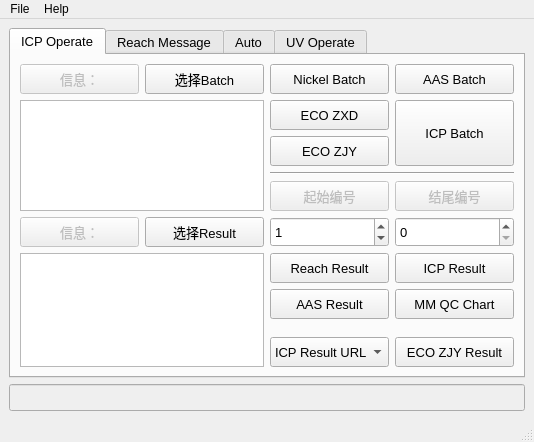
This is pyqt5_test/ICP_Operate_All.ui in chen-huai/work as Qt 5 draws it before an edit. The edited form follows.
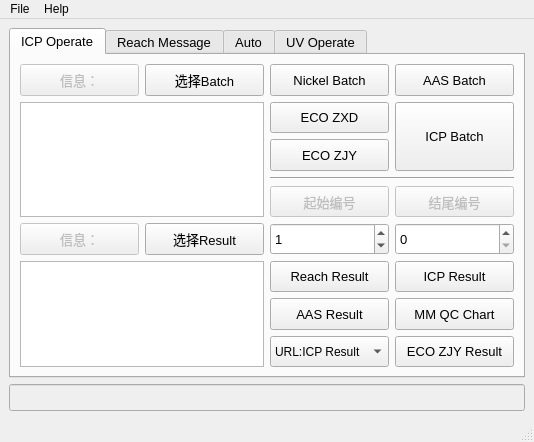
This is the edited form. Icons and pictures are not drawn.

Commit message: ECO中迅德模板生成

The edit to the form file:
```diff
--- a/pyqt5_test/ICP_Operate_All.ui
+++ b/pyqt5_test/ICP_Operate_All.ui
@@ -39,83 +39,6 @@
           <string>ICP Operate</string>
          </attribute>
          <layout class="QGridLayout" name="gridLayout_2">
-          <item row="4" column="3">
-           <widget class="QPushButton" name="pushButton_35">
-            <property name="enabled">
-             <bool>false</bool>
-            </property>
-            <property name="sizePolicy">
-             <sizepolicy hsizetype="Expanding" vsizetype="Expanding">
-              <horstretch>0</horstretch>
-              <verstretch>0</verstretch>
-             </sizepolicy>
-            </property>
-            <property name="font">
-             <font>
-              <pointsize>10</pointsize>
-             </font>
-            </property>
-            <property name="text">
-             <string>起始编号</string>
-            </property>
-           </widget>
-          </item>
-          <item row="3" column="3" colspan="2">
-           <widget class="Line" name="line">
-            <property name="font">
-             <font>
-              <pointsize>10</pointsize>
-              <weight>50</weight>
-              <bold>false</bold>
-             </font>
-            </property>
-            <property name="orientation">
-             <enum>Qt::Horizontal</enum>
-            </property>
-           </widget>
-          </item>
-          <item row="8" column="4">
-           <widget class="QPushButton" name="pushButton_30">
-            <property name="sizePolicy">
-             <sizepolicy hsizetype="Expanding" vsizetype="Expanding">
-              <horstretch>0</horstretch>
-              <verstretch>0</verstretch>
-             </sizepolicy>
-            </property>
-            <property name="font">
-             <font>
-              <pointsize>10</pointsize>
-             </font>
-            </property>
-            <property name="statusTip">
-             <string>填写ICP的QC Chart</string>
-            </property>
-            <property name="text">
-             <string>MM QC Chart</string>
-            </property>
-           </widget>
-          </item>
-          <item row="0" column="1">
-           <widget class="QPushButton" name="pushButton_29">
-            <property name="sizePolicy">
-             <sizepolicy hsizetype="Expanding" vsizetype="Expanding">
-              <horstretch>0</horstretch>
-              <verstretch>0</verstretch>
-             </sizepolicy>
-            </property>
-            <property name="font">
-             <font>
-              <pointsize>10</pointsize>
-             </font>
-            </property>
-            <property name="statusTip">
-             <string>选择需要获取的Batch</string>
-            </property>
-            <property name="text">
-             <string>选择Batch</string>
-            </property>
-           </widget>
-          </item>
           <item row="0" column="0">
            <widget class="QPushButton" name="pushButton_28">
             <property name="enabled">
@@ -137,8 +60,8 @@
             </property>
            </widget>
           </item>
-          <item row="7" column="4">
-           <widget class="QPushButton" name="pushButton_27">
+          <item row="0" column="1">
+           <widget class="QPushButton" name="pushButton_29">
             <property name="sizePolicy">
              <sizepolicy hsizetype="Expanding" vsizetype="Expanding">
               <horstretch>0</horstretch>
@@ -157,12 +80,12 @@
              <string>将CSV转化成DCU使用的TXT格式</string>
             </property>
             <property name="text">
-             <string>ICP Result</string>
+             <string>选择Batch</string>
             </property>
            </widget>
           </item>
-          <item row="1" column="4" rowspan="2">
-           <widget class="QPushButton" name="pushButton_21">
+          <item row="0" column="2">
+           <widget class="QPushButton" name="pushButton_22">
             <property name="sizePolicy">
              <sizepolicy hsizetype="Expanding" vsizetype="Expanding">
               <horstretch>0</horstretch>
@@ -181,35 +104,11 @@
              <string>获取Sample ID，并导出TXT</string>
             </property>
             <property name="text">
-             <string>ICP Batch</string>
+             <string>Nickel Batch</string>
             </property>
            </widget>
           </item>
-          <item row="1" column="3">
-           <widget class="QPushButton" name="pushButton_24">
-            <property name="sizePolicy">
-             <sizepolicy hsizetype="Expanding" vsizetype="Expanding">
-              <horstretch>0</horstretch>
-              <verstretch>0</verstretch>
-             </sizepolicy>
-            </property>
-            <property name="font">
-             <font>
-              <pointsize>10</pointsize>
-             </font>
-            </property>
-            <property name="toolTip">
-             <string/>
-            </property>
-            <property name="statusTip">
-             <string>获取Sample ID，按中迅德要求生成Batch单</string>
-            </property>
-            <property name="text">
-             <string>ECO ZXD</string>
-            </property>
-           </widget>
-          </item>
-          <item row="0" column="4">
+          <item row="0" column="3">
            <widget class="QPushButton" name="pushButton_23">
             <property name="sizePolicy">
              <sizepolicy hsizetype="Expanding" vsizetype="Expanding">
@@ -233,7 +132,44 @@
             </property>
            </widget>
           </item>
-          <item row="2" column="3">
+          <item row="1" column="0" rowspan="4" colspan="2">
+           <widget class="QTextBrowser" name="textBrowser_3">
+            <property name="sizePolicy">
+             <sizepolicy hsizetype="Ignored" vsizetype="Ignored">
+              <horstretch>0</horstretch>
+              <verstretch>0</verstretch>
+             </sizepolicy>
+            </property>
+            <property name="statusTip">
+             <string>选择Barch的文件信息</string>
+            </property>
+           </widget>
+          </item>
+          <item row="1" column="2">
+           <widget class="QPushButton" name="pushButton_24">
+            <property name="sizePolicy">
+             <sizepolicy hsizetype="Expanding" vsizetype="Expanding">
+              <horstretch>0</horstretch>
+              <verstretch>0</verstretch>
+             </sizepolicy>
+            </property>
+            <property name="font">
+             <font>
+              <pointsize>10</pointsize>
+             </font>
+            </property>
+            <property name="toolTip">
+             <string/>
+            </property>
+            <property name="statusTip">
+             <string>获取Sample ID，按中迅德要求生成Batch单</string>
+            </property>
+            <property name="text">
+             <string>ECO ZXD</string>
+            </property>
+           </widget>
+          </item>
+          <item row="2" column="2">
            <widget class="QPushButton" name="pushButton_25">
             <property name="sizePolicy">
              <sizepolicy hsizetype="Expanding" vsizetype="Expanding">
@@ -257,32 +193,25 @@
             </property>
            </widget>
           </item>
-          <item row="0" column="3">
-           <widget class="QPushButton" name="pushButton_22">
-            <property name="sizePolicy">
-             <sizepolicy hsizetype="Expanding" vsizetype="Expanding">
-              <horstretch>0</horstretch>
-              <verstretch>0</verstretch>
-             </sizepolicy>
-            </property>
+          <item row="3" column="2" colspan="2">
+           <widget class="Line" name="line">
             <property name="font">
              <font>
               <pointsize>10</pointsize>
+              <weight>50</weight>
+              <bold>false</bold>
              </font>
             </property>
-            <property name="toolTip">
-             <string/>
+            <property name="orientation">
+             <enum>Qt::Horizontal</enum>
             </property>
-            <property name="statusTip">
-             <string>获取Sample ID，并填入Excel模板中</string>
-            </property>
-            <property name="text">
-             <string>Nickel Batch</string>
-            </property>
            </widget>
           </item>
-          <item row="8" column="3">
-           <widget class="QPushButton" name="pushButton_31">
+          <item row="4" column="2">
+           <widget class="QPushButton" name="pushButton_35">
+            <property name="enabled">
+             <bool>false</bool>
+            </property>
             <property name="sizePolicy">
              <sizepolicy hsizetype="Expanding" vsizetype="Expanding">
               <horstretch>0</horstretch>
@@ -298,11 +227,11 @@
              <string>由于AAS仪器结果导出不符合DCU格式，需要转化一下</string>
             </property>
             <property name="text">
-             <string>AAS Result</string>
+             <string>起始编号</string>
             </property>
            </widget>
           </item>
-          <item row="4" column="4">
+          <item row="4" column="3">
            <widget class="QPushButton" name="pushButton_36">
             <property name="enabled">
              <bool>false</bool>
@@ -323,7 +252,76 @@
             </property>
            </widget>
           </item>
-          <item row="5" column="4">
+          <item row="5" column="0">
+           <widget class="QPushButton" name="pushButton_33">
+            <property name="enabled">
+             <bool>false</bool>
+            </property>
+            <property name="sizePolicy">
+             <sizepolicy hsizetype="Expanding" vsizetype="Expanding">
+              <horstretch>0</horstretch>
+              <verstretch>0</verstretch>
+             </sizepolicy>
+            </property>
+            <property name="font">
+             <font>
+              <pointsize>10</pointsize>
+             </font>
+            </property>
+            <property name="text">
+             <string>信息：</string>
+            </property>
+           </widget>
+          </item>
+          <item row="5" column="1">
+           <widget class="QPushButton" name="pushButton_34">
+            <property name="sizePolicy">
+             <sizepolicy hsizetype="Expanding" vsizetype="Expanding">
+              <horstretch>0</horstretch>
+              <verstretch>0</verstretch>
+             </sizepolicy>
+            </property>
+            <property name="font">
+             <font>
+              <pointsize>10</pointsize>
+             </font>
+            </property>
+            <property name="statusTip">
+             <string>选择需要获取的Resutl数据</string>
+            </property>
+            <property name="text">
+             <string>选择Result</string>
+            </property>
+           </widget>
+          </item>
+          <item row="5" column="2">
+           <widget class="QSpinBox" name="spinBox_3">
+            <property name="sizePolicy">
+             <sizepolicy hsizetype="Ignored" vsizetype="Expanding">
+              <horstretch>0</horstretch>
+              <verstretch>0</verstretch>
+             </sizepolicy>
+            </property>
+            <property name="font">
+             <font>
+              <pointsize>10</pointsize>
+             </font>
+            </property>
+            <property name="toolTip">
+             <string/>
+            </property>
+            <property name="statusTip">
+             <string>Reach结果第几个开始生成</string>
+            </property>
+            <property name="maximum">
+             <number>999999999</number>
+            </property>
+            <property name="value">
+             <number>1</number>
+            </property>
+           </widget>
+          </item>
+          <item row="5" column="3">
            <widget class="QSpinBox" name="spinBox_2">
             <property name="sizePolicy">
              <sizepolicy hsizetype="Ignored" vsizetype="Expanding">
@@ -347,7 +345,25 @@
             </property>
            </widget>
           </item>
-          <item row="7" column="3">
+          <item row="6" column="0" rowspan="3" colspan="2">
+           <widget class="QTextBrowser" name="textBrowser">
+            <property name="sizePolicy">
+             <sizepolicy hsizetype="Ignored" vsizetype="Ignored">
+              <horstretch>0</horstretch>
+              <verstretch>0</verstretch>
+             </sizepolicy>
+            </property>
+            <property name="font">
+             <font>
+              <pointsize>10</pointsize>
+             </font>
+            </property>
+            <property name="statusTip">
+             <string>选择Result的文件信息</string>
+            </property>
+           </widget>
+          </item>
+          <item row="6" column="2">
            <widget class="QPushButton" name="pushButton_38">
             <property name="sizePolicy">
              <sizepolicy hsizetype="Expanding" vsizetype="Expanding">
@@ -371,10 +387,10 @@
             </property>
            </widget>
           </item>
-          <item row="5" column="3">
-           <widget class="QSpinBox" name="spinBox_3">
+          <item row="6" column="3">
+           <widget class="QPushButton" name="pushButton_27">
             <property name="sizePolicy">
-             <sizepolicy hsizetype="Ignored" vsizetype="Expanding">
+             <sizepolicy hsizetype="Expanding" vsizetype="Expanding">
               <horstretch>0</horstretch>
               <verstretch>0</verstretch>
              </sizepolicy>
@@ -390,15 +406,82 @@
             <property name="statusTip">
              <string>Reach结果第几个开始生成</string>
             </property>
-            <property name="maximum">
-             <number>999999999</number>
+            <property name="text">
+             <string>ICP Result</string>
             </property>
-            <property name="value">
-             <number>1</number>
+           </widget>
+          </item>
+          <item row="7" column="2">
+           <widget class="QPushButton" name="pushButton_31">
+            <property name="sizePolicy">
+             <sizepolicy hsizetype="Expanding" vsizetype="Expanding">
+              <horstretch>0</horstretch>
+              <verstretch>0</verstretch>
+             </sizepolicy>
             </property>
+            <property name="font">
+             <font>
+              <pointsize>10</pointsize>
+             </font>
+            </property>
+            <property name="statusTip">
+             <string>由于AAS仪器结果导出不符合DCU格式，需要转化一下</string>
+            </property>
+            <property name="text">
+             <string>AAS Result</string>
+            </property>
            </widget>
           </item>
-          <item row="11" column="4">
+          <item row="7" column="3">
+           <widget class="QPushButton" name="pushButton_30">
+            <property name="sizePolicy">
+             <sizepolicy hsizetype="Expanding" vsizetype="Expanding">
+              <horstretch>0</horstretch>
+              <verstretch>0</verstretch>
+             </sizepolicy>
+            </property>
+            <property name="font">
+             <font>
+              <pointsize>10</pointsize>
+             </font>
+            </property>
+            <property name="statusTip">
+             <string>填写ICP的QC Chart</string>
+            </property>
+            <property name="text">
+             <string>MM QC Chart</string>
+            </property>
+           </widget>
+          </item>
+          <item row="8" column="2">
+           <widget class="QComboBox" name="comboBox">
+            <property name="sizePolicy">
+             <sizepolicy hsizetype="Ignored" vsizetype="Expanding">
+              <horstretch>0</horstretch>
+              <verstretch>0</verstretch>
+             </sizepolicy>
+            </property>
+            <property name="font">
+             <font>
+              <pointsize>9</pointsize>
+             </font>
+            </property>
+            <property name="statusTip">
+             <string>Result数据的选择路径</string>
+            </property>
+            <item>
+             <property name="text">
+              <string>URL:ICP Result</string>
+             </property>
+            </item>
+            <item>
+             <property name="text">
+              <string>URL:ECO ZJY Result</string>
+             </property>
+            </item>
+           </widget>
+          </item>
+          <item row="8" column="3">
            <widget class="QPushButton" name="pushButton_32">
             <property name="sizePolicy">
              <sizepolicy hsizetype="Expanding" vsizetype="Expanding">
@@ -419,38 +502,8 @@
             </property>
            </widget>
           </item>
-          <item row="11" column="3">
-           <widget class="QComboBox" name="comboBox">
-            <property name="sizePolicy">
-             <sizepolicy hsizetype="Ignored" vsizetype="Expanding">
-              <horstretch>0</horstretch>
-              <verstretch>0</verstretch>
-             </sizepolicy>
-            </property>
-            <item>
-             <property name="text">
-              <string>ICP Result URL</string>
-             </property>
-            </item>
-            <item>
-             <property name="text">
-              <string>ECO ZJY Result URL</string>
-             </property>
-            </item>
-           </widget>
-          </item>
-          <item row="1" column="0" rowspan="4" colspan="2">
-           <widget class="QTextBrowser" name="textBrowser_3">
-            <property name="sizePolicy">
-             <sizepolicy hsizetype="Ignored" vsizetype="Ignored">
-              <horstretch>0</horstretch>
-              <verstretch>0</verstretch>
-             </sizepolicy>
-            </property>
-           </widget>
-          </item>
-          <item row="5" column="1">
-           <widget class="QPushButton" name="pushButton_34">
+          <item row="1" column="3" rowspan="2">
+           <widget class="QPushButton" name="pushButton_21">
             <property name="sizePolicy">
              <sizepolicy hsizetype="Expanding" vsizetype="Expanding">
               <horstretch>0</horstretch>
@@ -466,43 +519,7 @@
              <string>选择需要获取的Resutl数据</string>
             </property>
             <property name="text">
-             <string>选择Result</string>
-            </property>
-           </widget>
-          </item>
-          <item row="5" column="0">
-           <widget class="QPushButton" name="pushButton_33">
-            <property name="enabled">
-             <bool>false</bool>
-            </property>
-            <property name="sizePolicy">
-             <sizepolicy hsizetype="Expanding" vsizetype="Expanding">
-              <horstretch>0</horstretch>
-              <verstretch>0</verstretch>
-             </sizepolicy>
-            </property>
-            <property name="font">
-             <font>
-              <pointsize>10</pointsize>
-             </font>
-            </property>
-            <property name="text">
-             <string>信息：</string>
-            </property>
-           </widget>
-          </item>
-          <item row="7" column="0" rowspan="5" colspan="2">
-           <widget class="QTextBrowser" name="textBrowser">
-            <property name="sizePolicy">
-             <sizepolicy hsizetype="Ignored" vsizetype="Ignored">
-              <horstretch>0</horstretch>
-              <verstretch>0</verstretch>
-             </sizepolicy>
-            </property>
-            <property name="font">
-             <font>
-              <pointsize>10</pointsize>
-             </font>
+             <string>ICP Batch</string>
             </property>
            </widget>
           </item>
```
Left out of the diff: 371 changed lines with no effect on the pictures. The commit also changes 2 other files.
